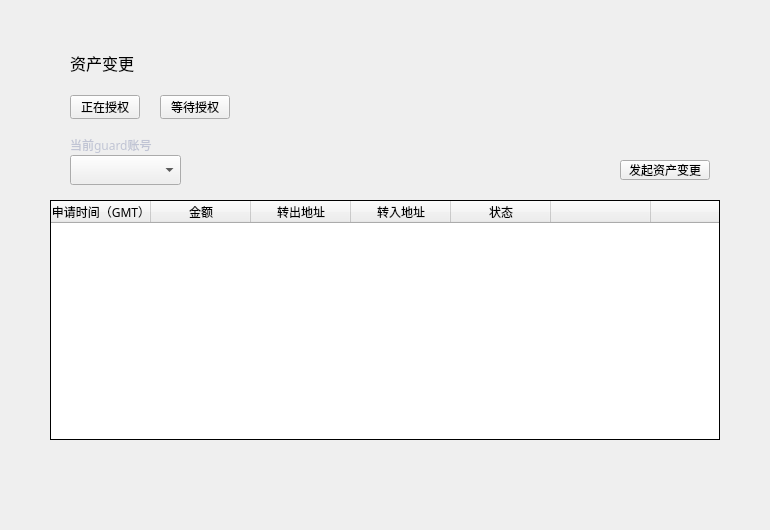
This is LNKWallet/guard/ColdHotTransferPage.ui in HcashOrg/hx-indicator as Qt 5 draws it before an edit. The edited form follows.
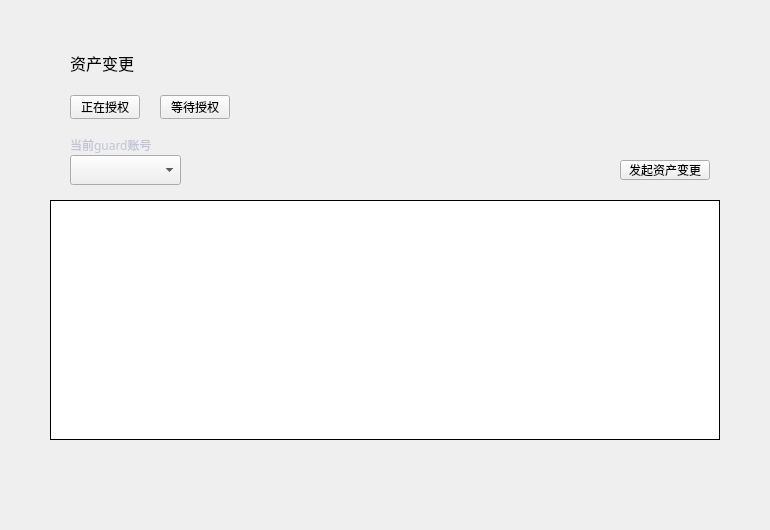
This is the edited form.

Diff of the .ui file:
```diff
--- a/LNKWallet/guard/ColdHotTransferPage.ui
+++ b/LNKWallet/guard/ColdHotTransferPage.ui
@@ -65,7 +65,7 @@
     <enum>Qt::SolidLine</enum>
    </property>
    <attribute name="horizontalHeaderVisible">
-    <bool>true</bool>
+    <bool>false</bool>
    </attribute>
    <attribute name="horizontalHeaderCascadingSectionResizes">
     <bool>false</bool>
```
